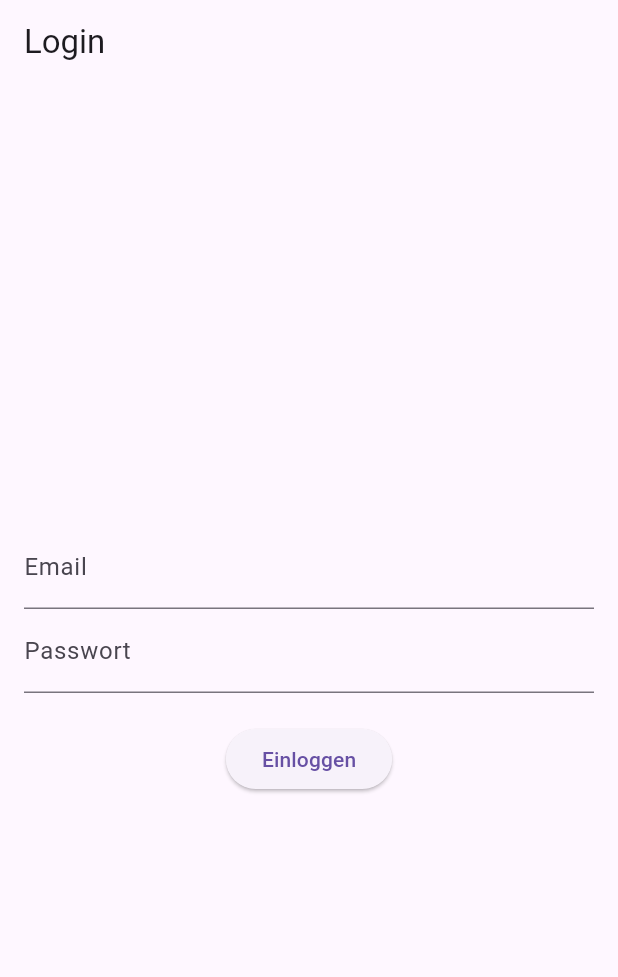
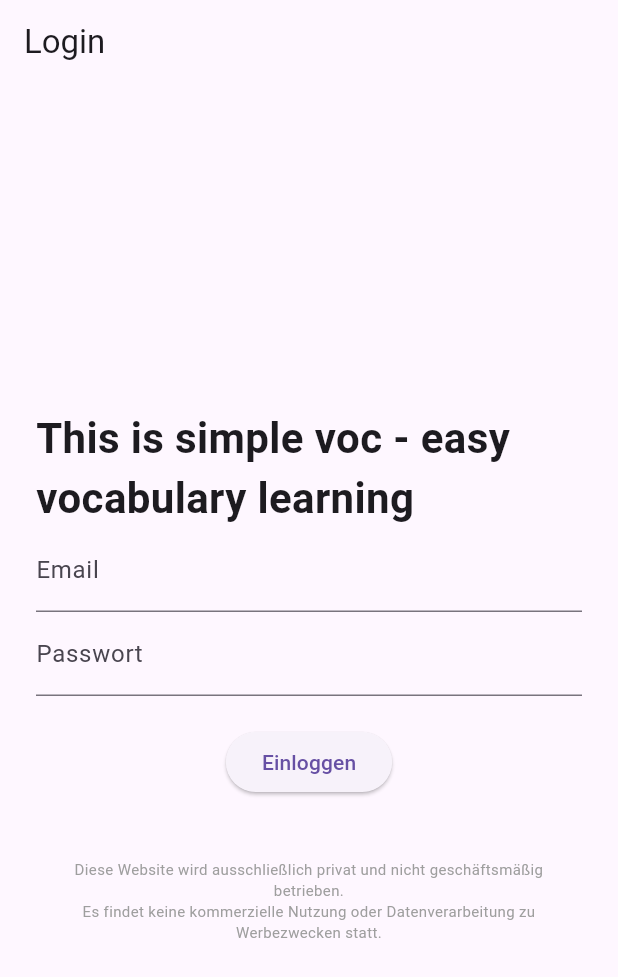
Before and after one commit to st-code-git/SimpleVocTrain, a Flutter app: the screen it shows after launch, on a phone screen of 412 x 824 dp. Shown: the top 977 px of the screen. Run offline on Flutter 3.47's test engine with Material 3 defaults, Android fonts, the phone set to English and light mode, and no system bars; our stand-ins replace flutter_dotenv, supabase_flutter; missing offline and left inert: postgrest; accounts and stored records are empty.

Commit message:
Login main page prepared for deployment under new domain

```diff
--- a/simple_voc_train/lib/screens/login_page.dart
+++ b/simple_voc_train/lib/screens/login_page.dart
@@ -47,10 +47,22 @@ class _LoginPageState extends State<LoginPage> {
     return Scaffold(
       appBar: AppBar(title: const Text('Login')),
       body: Padding(
-        padding: const EdgeInsets.all(16.0),
+        padding: const EdgeInsets.all(24.0),
         child: Column(
           mainAxisAlignment: MainAxisAlignment.center,
           children: [
+            Padding(
+              padding: const EdgeInsets.only(top: 32.0),
+              child: Center(
+                child: Text(
+                  'This is simple voc - easy vocabulary learning',
+                  style: const TextStyle(
+                    fontSize: 28,
+                    fontWeight: FontWeight.bold,
+                  ),
+                ),
+              ),
+            ),
             TextField(
               controller: _emailController,
               decoration: const InputDecoration(labelText: 'Email'),
@@ -65,6 +77,18 @@ class _LoginPageState extends State<LoginPage> {
               onPressed: _signIn,
               child: const Text('Einloggen'),
             ),
+             Padding(
+              padding: const EdgeInsets.fromLTRB(16.0, 40.0, 16.0, 12.0),
+              child: Text(
+                'Diese Website wird ausschließlich privat und nicht geschäftsmäßig betrieben.\n'
+                'Es findet keine kommerzielle Nutzung oder Datenverarbeitung zu Werbezwecken statt.',
+                textAlign: TextAlign.center,
+                style: const TextStyle(
+                  fontSize: 10,
+                  color: Colors.grey,
+                ),
+              ),
+            ),
           ],
         ),
       ),
```
